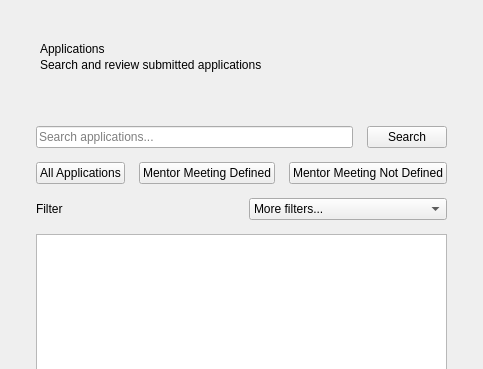
MS-Sezgin/crm, file ui/applications_page.ui: the form before one commit; both pictures show x 0 to 483 and y 0 to 369 of the 483 by 536 pixel window.
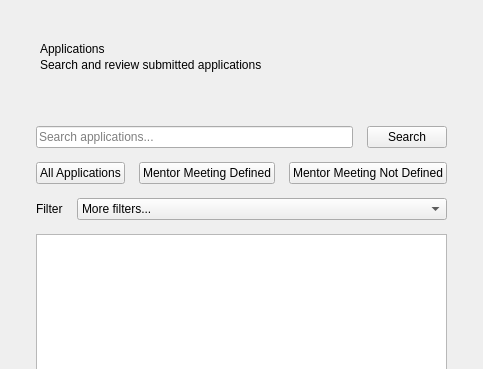
The form after the commit.

```diff
--- a/ui/applications_page.ui
+++ b/ui/applications_page.ui
@@ -44,7 +44,7 @@
        </layout>
       </item>
       <item>
-       <layout class="QHBoxLayout" name="comboRow">
+       <layout class="QHBoxLayout" name="comboRow" stretch="0,1">
         <item><widget class="QLabel" name="labelFilter"><property name="text"><string>Filter</string></property></widget></item>
         <item><widget class="QComboBox" name="comboFilters">
          <item><property name="text"><string>More filters...</string></property></item>
```
Left out of the diff: 1 changed line with no effect on the pictures.
